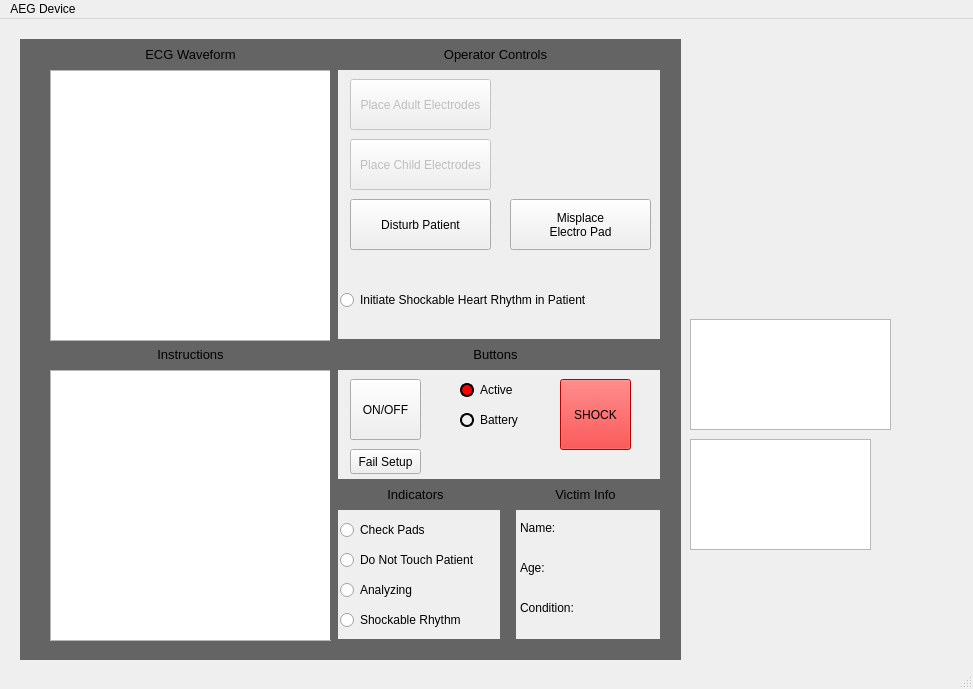
Old version of the form COMP3004-FA/mainwindow.ui in the repository ConnorG1067/COMP3004-FA.
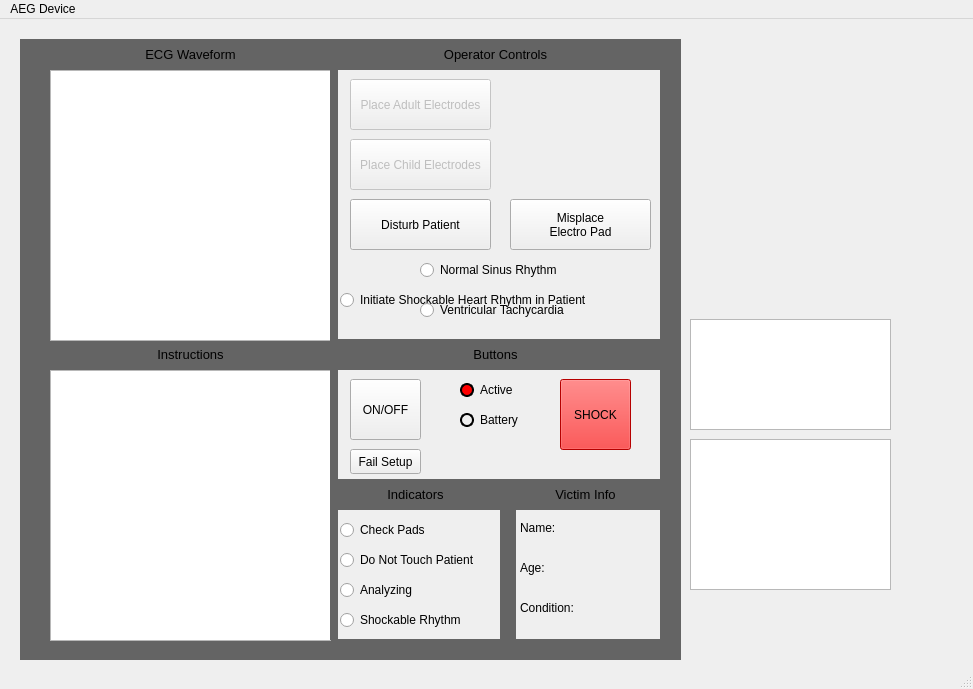
New version of the form.

Commit message: unscrewing ui on main

Diff of the .ui file:
```diff
--- a/COMP3004-FA/mainwindow.ui
+++ b/COMP3004-FA/mainwindow.ui
@@ -600,13 +600,39 @@
      </rect>
     </property>
    </widget>
+   <widget class="QRadioButton" name="ventricularTachycardiaRB">
+    <property name="geometry">
+     <rect>
+      <x>420</x>
+      <y>280</y>
+      <width>181</width>
+      <height>22</height>
+     </rect>
+    </property>
+    <property name="text">
+     <string>Ventricular Tachycardia</string>
+    </property>
+   </widget>
+   <widget class="QRadioButton" name="normalSinusRhythmRB">
+    <property name="geometry">
+     <rect>
+      <x>420</x>
+      <y>240</y>
+      <width>161</width>
+      <height>22</height>
+     </rect>
+    </property>
+    <property name="text">
+     <string>Normal Sinus Rhythm</string>
+    </property>
+   </widget>
    <widget class="QGraphicsView" name="imageInstructionGraphics">
     <property name="geometry">
      <rect>
       <x>690</x>
       <y>420</y>
-      <width>181</width>
-      <height>111</height>
+      <width>201</width>
+      <height>151</height>
      </rect>
     </property>
    </widget>
```
Left out of the diff: 2 changed lines with no effect on the pictures.
